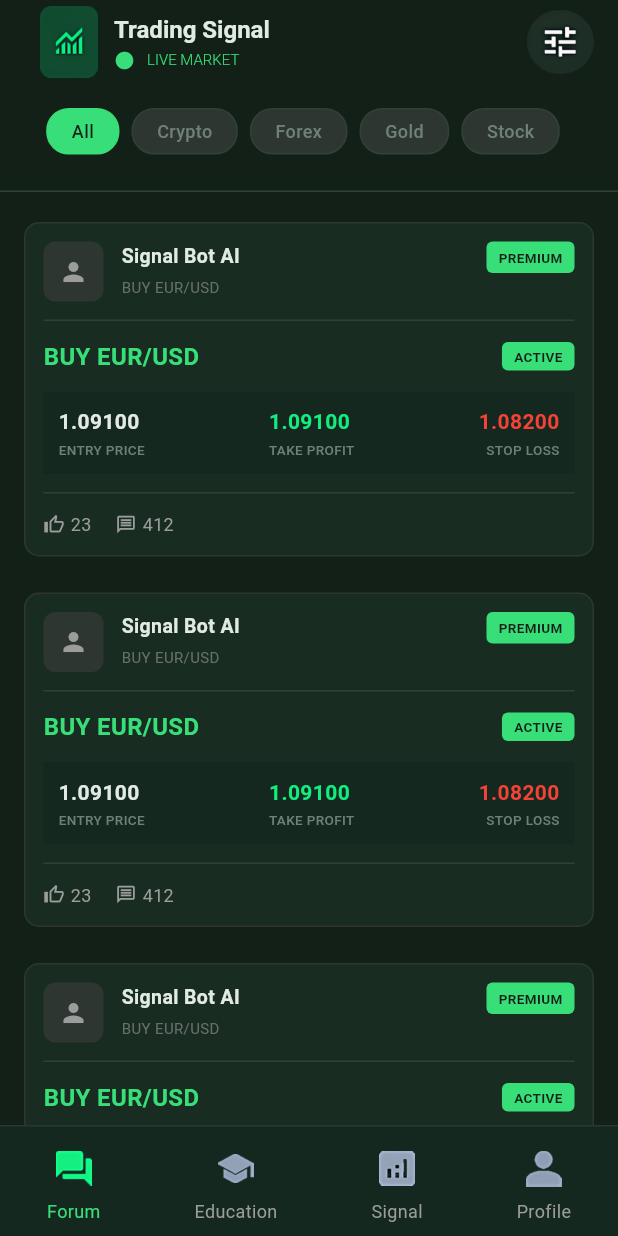
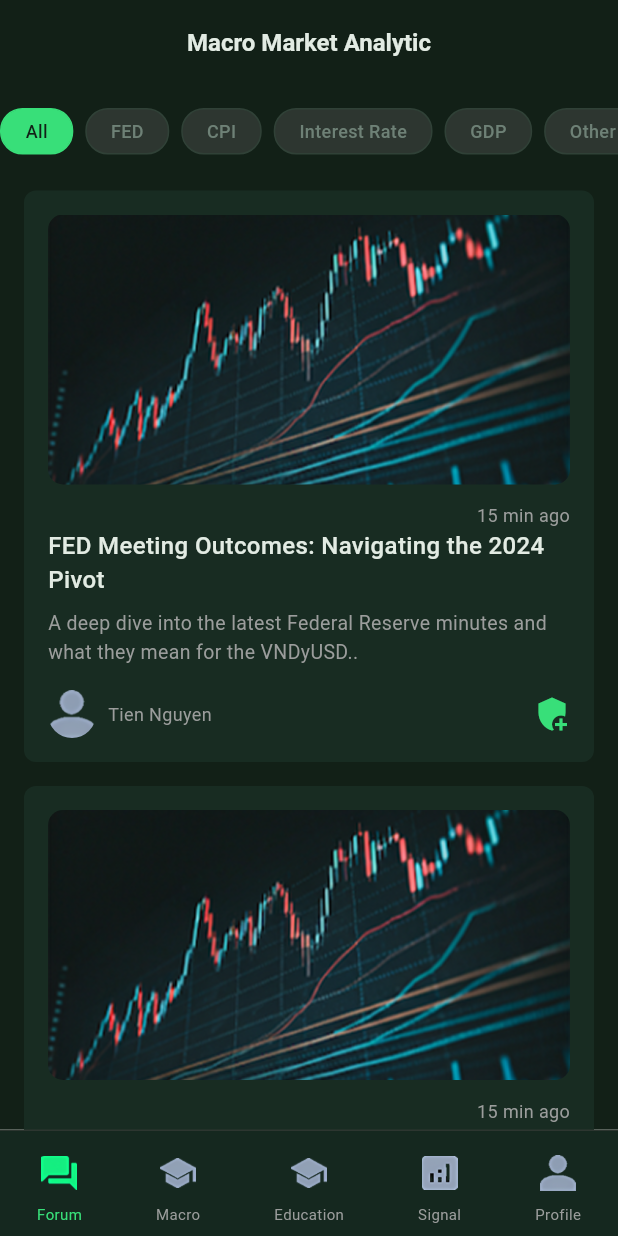
Before and after one commit to nhatlongtien/VN_Trader, a Flutter app: the TabBarScreen screen opened by its route, swiped to page 3, on a phone screen of 412 x 824 dp. Run offline on Flutter 3.47's test engine with Material 3 defaults, Android fonts, the phone set to English and light mode, and no system bars; our stand-ins replace bloc, cached_network_image, equatable, flutter_bloc, go_router.

Commit message:
Done Create macro screen

```diff
--- a/vn_trader/lib/core/router/app_router.dart
+++ b/vn_trader/lib/core/router/app_router.dart
@@ -1,9 +1,8 @@
-import 'package:flutter/material.dart';
 import 'package:flutter_bloc/flutter_bloc.dart';
 import 'package:go_router/go_router.dart';
 import 'package:vn_trader/presentation/bloc/index.dart';
+import 'package:vn_trader/presentation/bloc/macro_analytic/macro_bloc.dart';
 import 'package:vn_trader/presentation/pages/index.dart';
-import 'package:vn_trader/presentation/pages/payment_history_screen.dart';
 
 /// Central GoRouter configuration for the app.
 final GoRouter appRouter = GoRouter(
@@ -31,5 +30,12 @@ final GoRouter appRouter = GoRouter(
       path: '/payment-history',
       builder: (context, state) => const PaymentHistoryScreen(),
     ),
+    GoRoute(
+      path: '/macro-analytic',
+      builder: (context, state) => BlocProvider(
+        create: (_) => MacroBloc()..add(const MacroInitialized()),
+        child: const MacroAnalyticScreen(),
+      ),
+    ),
   ],
 );
--- /dev/null
+++ b/vn_trader/lib/presentation/bloc/macro_analytic/index.dart
@@ -0,0 +1 @@
+export 'macro_bloc.dart';
--- /dev/null
+++ b/vn_trader/lib/presentation/bloc/macro_analytic/macro_bloc.dart
@@ -0,0 +1,26 @@
+import 'package:bloc/bloc.dart';
+import 'package:equatable/equatable.dart';
+
+part 'macro_event.dart';
+part 'macro_state.dart';
+
+class MacroBloc extends Bloc<MacroEvent, MacroState> {
+  MacroBloc() : super(const MacroInitial()) {
+    on<MacroInitialized>(_onMacroInitialized);
+    on<MacroCategoryChanged>(_onMacroCategoryChanged);
+  }
+
+  Future<void> _onMacroInitialized(
+    MacroInitialized event,
+    Emitter<MacroState> emit,
+  ) async {
+    emit(const MacroInitial());
+  }
+
+  Future<void> _onMacroCategoryChanged(
+    MacroCategoryChanged event,
+    Emitter<MacroState> emit,
+  ) async {
+    emit(state.copyWith(selectedCategory: event.category));
+  }
+}
--- /dev/null
+++ b/vn_trader/lib/presentation/bloc/macro_analytic/macro_event.dart
@@ -0,0 +1,21 @@
+part of 'macro_bloc.dart';
+
+abstract class MacroEvent extends Equatable {
+  const MacroEvent();
+
+  @override
+  List<Object> get props => [];
+}
+
+class MacroCategoryChanged extends MacroEvent {
+  final String category;
+
+  const MacroCategoryChanged(this.category);
+
+  @override
+  List<Object> get props => [category];
+}
+
+class MacroInitialized extends MacroEvent {
+  const MacroInitialized();
+}
--- /dev/null
+++ b/vn_trader/lib/presentation/bloc/macro_analytic/macro_state.dart
@@ -0,0 +1,24 @@
+part of 'macro_bloc.dart';
+
+class MacroState extends Equatable {
+  final String selectedCategory;
+
+  const MacroState({
+    required this.selectedCategory,
+  });
+
+  MacroState copyWith({
+    String? selectedCategory,
+  }) {
+    return MacroState(
+      selectedCategory: selectedCategory ?? this.selectedCategory,
+    );
+  }
+
+  @override
+  List<Object> get props => [selectedCategory];
+}
+
+class MacroInitial extends MacroState {
+  const MacroInitial() : super(selectedCategory: 'All');
+}
--- a/vn_trader/lib/presentation/pages/index.dart
+++ b/vn_trader/lib/presentation/pages/index.dart
@@ -7,3 +7,4 @@ export 'register_screen.dart';
 export 'tab_bar_screen.dart';
 export 'profile_screen.dart';
 export 'payment_history_screen.dart';
+export 'macro_analytic_screen.dart';
--- /dev/null
+++ b/vn_trader/lib/presentation/pages/macro_analytic_screen.dart
@@ -0,0 +1,136 @@
+import 'package:flutter/material.dart';
+import 'package:flutter_bloc/flutter_bloc.dart';
+import 'package:vn_trader/core/constants/app_colors.dart';
+import 'package:vn_trader/core/theme/app_text_styles.dart';
+import 'package:vn_trader/presentation/bloc/macro_analytic/macro_bloc.dart';
+import 'package:vn_trader/presentation/widgets/macro_analytic/macro_category_filter.dart';
+import 'package:vn_trader/presentation/widgets/macro_analytic/macro_post_card.dart';
+
+class MacroAnalyticScreen extends StatefulWidget {
+  const MacroAnalyticScreen({super.key});
+
+  @override
+  State<MacroAnalyticScreen> createState() => _MacroAnalyticScreenState();
+}
+
+class _MacroAnalyticScreenState extends State<MacroAnalyticScreen> {
+  static const List<String> categories = [
+    'All',
+    'FED',
+    'CPI',
+    'Interest Rate',
+    'GDP',
+    'Other'
+  ];
+
+  late final List<MacroPost> _posts = [
+    MacroPost(
+      id: "1",
+      author: "Tien Nguyen",
+      title: "FED Meeting Outcomes: Navigating the 2024 Pivot",
+      category: "All",
+      date: "15 min ago",
+      summary:
+          "A deep dive into the latest Federal Reserve minutes and what they mean for the VNDyUSD..",
+      imageUrl: "assets/images/login/forum_example_post.png",
+      detailUrl: "",
+    ),
+    MacroPost(
+      id: "1",
+      author: "Tien Nguyen",
+      title: "FED Meeting Outcomes: Navigating the 2024 Pivot",
+      category: "All",
+      date: "15 min ago",
+      summary:
+      "A deep dive into the latest Federal Reserve minutes and what they mean for the VNDyUSD..",
+      imageUrl: "assets/images/login/forum_example_post.png",
+      detailUrl: "",
+    ),
+    MacroPost(
+      id: "1",
+      author: "Tien Nguyen",
+      title: "FED Meeting Outcomes: Navigating the 2024 Pivot",
+      category: "All",
+      date: "15 min ago",
+      summary:
+      "A deep dive into the latest Federal Reserve minutes and what they mean for the VNDyUSD..",
+      imageUrl: "assets/images/login/forum_example_post.png",
+      detailUrl: "",
+    ),
+  ];
+
+  @override
+  Widget build(BuildContext context) {
+    return BlocProvider(
+      create: (context) => MacroBloc(),
+      child: Scaffold(
+        backgroundColor: AppColors.background,
+        appBar: AppBar(
+          backgroundColor: AppColors.background,
+          elevation: 0,
+          centerTitle: true,
+          title: Text(
+            'Macro Market Analytic',
+            style: AppTextStyles.labelHeader,
+          ),
+        ),
+        body: Column(
+          children: [
+            const SizedBox(height: 16),
+            BlocBuilder<MacroBloc, MacroState>(
+              builder: (context, state) {
+                return MacroCategoryFilter(
+                  categories: categories,
+                  selectedCategory: state.selectedCategory,
+                  onCategorySelected: (String category) {
+                    context.read<MacroBloc>().add(
+                      MacroCategoryChanged(category),
+                    );
+                  },
+                );
+              },
+            ),
+            const SizedBox(height: 16,),
+            Expanded(
+              child: SingleChildScrollView(
+                child: ListView.builder(
+                  shrinkWrap: true,
+                  physics: const NeverScrollableScrollPhysics(),
+                  itemCount: _posts.length,
+                  itemBuilder: (context, index) {
+                    final post = _posts[index];
+                    return MacroPostCard(post: post, onTap: (){
+                      print("Handle macro post tap");
+                    });
+                  },
+                ),
+              ),
+            )
+          ],
+        ),
+      ),
+    );
+  }
+}
+
+class MacroPost {
+  final String id;
+  final String author;
+  final String title;
+  final String category;
+  final String date;
+  final String summary;
+  final String imageUrl;
+  final String detailUrl;
+
+  MacroPost({
+    required this.id,
+    required this.author,
+    required this.title,
+    required this.category,
+    required this.date,
+    required this.summary,
+    required this.imageUrl,
+    required this.detailUrl,
+  });
+}
--- a/vn_trader/lib/presentation/pages/signal_screen.dart
+++ b/vn_trader/lib/presentation/pages/signal_screen.dart
@@ -22,7 +22,7 @@ class _SignalScreenState extends State<SignalScreen> {
     'Stock'
   ];
 
-  late List<SignalPost> _post = [
+  late final List<SignalPost> _post = [
     SignalPost(
       id: '1',
       authorName: 'Signal Bot AI',
--- a/vn_trader/lib/presentation/pages/tab_bar_screen.dart
+++ b/vn_trader/lib/presentation/pages/tab_bar_screen.dart
@@ -2,6 +2,7 @@ import 'package:flutter/material.dart';
 import 'package:flutter_bloc/flutter_bloc.dart';
 import 'package:vn_trader/core/constants/app_colors.dart';
 import 'package:vn_trader/presentation/index.dart';
+import 'package:vn_trader/presentation/pages/macro_analytic_screen.dart';
 import 'package:vn_trader/presentation/pages/signal_screen.dart';
 
 class TabBarScreen extends StatefulWidget {
@@ -53,7 +54,7 @@ class _TabBarScreenState extends State<TabBarScreen> {
             label,
             style: TextStyle(
               color: isSelected ? AppColors.primary : AppColors.textSecondary,
-              fontSize: 12,
+              fontSize: 10,
               fontWeight: isSelected ? FontWeight.w400 : FontWeight.normal,
             ),
           ),
@@ -74,7 +75,8 @@ class _TabBarScreenState extends State<TabBarScreen> {
           controller: _pageController,
           children: [
             const ForumScreen(),
-            const ForumScreen(),
+            const MacroAnalyticScreen(),
+            const MacroAnalyticScreen(),
             const SignalScreen(),
             const ProfileScreen()
           ],
@@ -92,6 +94,7 @@ class _TabBarScreenState extends State<TabBarScreen> {
             mainAxisAlignment: MainAxisAlignment.spaceAround,
             children: [
               _buildNavItem(0, 'Forum', 'assets/images/login/forum_ic.png', 'assets/images/login/forum_selected_ic.png'),
+              _buildNavItem(1, 'Macro', 'assets/images/login/academy_ic.png', 'assets/images/login/academy_selected_ic.png'),
               _buildNavItem(1, 'Education', 'assets/images/login/academy_ic.png', 'assets/images/login/academy_selected_ic.png'),
               _buildNavItem(2, 'Signal', 'assets/images/login/signal_ic.png', 'assets/images/login/signal_selected_ic.png'),
               _buildNavItem(3, 'Profile', 'assets/images/login/profile_ic.png', 'assets/images/login/profile_selected_ic.png'),
--- a/vn_trader/lib/presentation/widgets/index.dart
+++ b/vn_trader/lib/presentation/widgets/index.dart
@@ -9,3 +9,5 @@ export 'forum/forum_signal_card.dart';
 export 'signal/signal_card.dart';
 export 'signal/signal_category_filter.dart';
 export 'signal/signal_header.dart';
+export 'macro_analytic/macro_category_filter.dart';
+export 'macro_analytic/macro_post_card.dart';
--- /dev/null
+++ b/vn_trader/lib/presentation/widgets/macro_analytic/macro_category_filter.dart
@@ -0,0 +1,59 @@
+import 'package:flutter/material.dart';
+import 'package:vn_trader/core/constants/app_colors.dart';
+
+class MacroCategoryFilter extends StatelessWidget {
+  final List<String> categories;
+  final String selectedCategory;
+  final Function(String) onCategorySelected;
+
+  const MacroCategoryFilter({
+    super.key,
+    required this.categories,
+    required this.selectedCategory,
+    required this.onCategorySelected,
+  });
+
+  @override
+  Widget build(BuildContext context) {
+    return Column(
+      crossAxisAlignment: CrossAxisAlignment.start,
+      children: [
+        SingleChildScrollView(
+          scrollDirection: Axis.horizontal,
+          child: Row(
+            children: categories
+                .map((category) => _buildCategoryChip(category))
+                .toList(),
+          ),
+        ),
+      ],
+    );
+  }
+
+  Widget _buildCategoryChip(String category) {
+    final isSelected = selectedCategory == category;
+    return GestureDetector(
+      onTap: () => onCategorySelected(category),
+      child: Container(
+        margin: const EdgeInsets.only(right: 8),
+        padding: const EdgeInsets.symmetric(horizontal: 16, vertical: 6),
+        decoration: BoxDecoration(
+          color: isSelected ? AppColors.primary : AppColors.border,
+          borderRadius: BorderRadius.circular(15),
+          border: Border.all(
+            color: isSelected ? AppColors.primary : AppColors.divider,
+            width: 1,
+          ),
+        ),
+        child: Text(
+          category,
+          style: TextStyle(
+            color: isSelected ? AppColors.background : AppColors.textHint,
+            fontSize: 12,
+            fontWeight: FontWeight.w500,
+          ),
+        ),
+      ),
+    );
+  }
+}
--- /dev/null
+++ b/vn_trader/lib/presentation/widgets/macro_analytic/macro_post_card.dart
@@ -0,0 +1,93 @@
+import 'package:flutter/material.dart';
+import 'package:vn_trader/core/constants/app_colors.dart';
+import 'package:vn_trader/core/utils/image_helper.dart';
+import 'package:vn_trader/presentation/index.dart';
+
+class MacroPostCard extends StatelessWidget {
+  const MacroPostCard({super.key, required this.post, required this.onTap});
+  final MacroPost post;
+  final VoidCallback onTap;
+
+  @override
+  Widget build(BuildContext context) {
+    return Column(
+      children: [
+        GestureDetector(
+          onTap: onTap,
+          child: Container(
+            margin: const EdgeInsets.symmetric(vertical: 8, horizontal: 16),
+            padding: const EdgeInsets.all(16),
+            decoration: BoxDecoration(
+              color: AppColors.darkGreen2,
+              borderRadius: BorderRadius.circular(8),
+            ),
+            child: Column(
+              crossAxisAlignment: CrossAxisAlignment.start,
+              children: [
+                ImageHelper.loadFromAsset(
+                  post.imageUrl,
+                  width: double.infinity,
+                  height: 180,
+                  fit: BoxFit.cover,
+                  radius: BorderRadius.circular(10)
+                ),
+                const SizedBox(height: 12),
+                Row(
+                  children: [
+                    const Spacer(),
+                    Text(
+                      post.date,
+                      style: TextStyle(
+                        fontSize: 12,
+                        color: AppColors.textSecondary,
+                      ),
+                    ),
+                  ],
+                ),
+                Text(
+                  post.title,
+                  style: TextStyle(
+                    fontSize: 16,
+                    fontWeight: FontWeight.w500,
+                    color: AppColors.textPrimary
+                  ),
+                ),
+                const SizedBox(height: 8),
+                Text(
+                  post.summary,
+                  style: TextStyle(
+                    fontSize: 13,
+                    color: AppColors.textSecondary,
+                  ),
+                ),
+                const SizedBox(height: 16,),
+                Row(
+                  children: [
+                    ImageHelper.loadFromAsset(
+                        "assets/images/login/profile_ic.png",
+                      width: 32,
+                      height: 32,
+                      fit: BoxFit.cover,
+                      radius: BorderRadius.circular(16)
+                    ),
+                    const SizedBox(width: 8),
+                    Text(
+                      post.author,
+                      style: TextStyle(
+                        fontSize: 12,
+                        color: AppColors.textSecondary,
+                      ),
+                    ),
+                    const Spacer(),
+                    Icon(Icons.add_moderator, color: AppColors.primary,)
+                  ],
+                )
+              ],
+            ),
+          ),
+        ),
+
+      ],
+    );
+  }
+}
```
